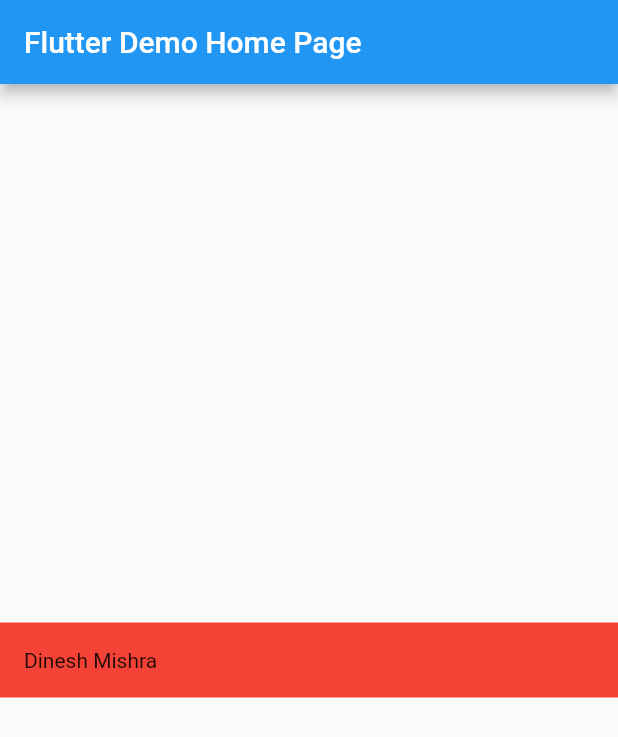
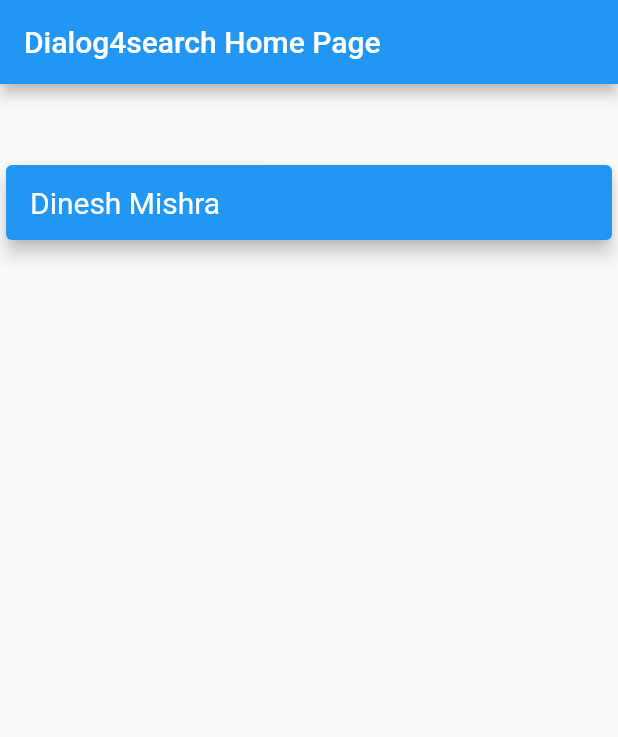
Before and after one commit to dhanrajvermaRepo/dialog4search, a Flutter app: the screen it shows after launch, on a phone screen of 412 x 824 dp. Shown: the top 737 px of the screen. Run offline on Flutter 3.47's test engine with Material 2 defaults, Android fonts, the phone set to English and light mode, and no system bars.

Commit message:
search bug fix

```diff
--- a/example/lib/main.dart
+++ b/example/lib/main.dart
@@ -10,12 +10,12 @@ class MyApp extends StatelessWidget {
   @override
   Widget build(BuildContext context) {
     return MaterialApp(
-      title: 'Flutter Demo',
+      title: 'Dialog4search',
       theme: ThemeData(
         primarySwatch: Colors.blue,
         visualDensity: VisualDensity.adaptivePlatformDensity,
       ),
-      home: MyHomePage(title: 'Flutter Demo Home Page'),
+      home: MyHomePage(title: 'Dialog4search Home Page'),
     );
   }
 }
@@ -25,11 +25,81 @@ class MyHomePage extends StatefulWidget {
 
   final String title;
 
+
   @override
   _MyHomePageState createState() => _MyHomePageState();
 }
 
 class _MyHomePageState extends State<MyHomePage> {
+  List<Person> _selectedPersons=[];
+  InputDecoration _searchBoxDecoration=InputDecoration(
+      hintText: 'Search by father or sons name',
+      contentPadding: EdgeInsets.symmetric(horizontal: 10,vertical: 0),
+      border: OutlineInputBorder(borderSide: BorderSide(color: Colors.black)),
+      filled: true,
+      hintStyle: TextStyle(fontSize: 16, color: Colors.grey));
+
+  bool _onSearch(person, value) {
+    return person.fathersName
+        .toUpperCase()
+        .contains(value.toUpperCase()) ||
+        person.name.toUpperCase().contains(value.toUpperCase());
+  }
+
+  Widget _itemBuilder(context, person) {
+    return Container(
+      color: Colors.white,
+      child: Column(
+        mainAxisSize: MainAxisSize.min,
+        crossAxisAlignment: CrossAxisAlignment.start,
+        children: [
+          Text("Person: ${person.name}"),
+          Text("Father: ${person.fathersName}"),
+        ],
+      ),
+    );
+  }
+
+  Widget _builder(context, person) {
+    return Card(
+      color: Colors.blue,
+      elevation: 5,
+      child: Container(
+        width: MediaQuery.of(context).size.width,
+        height: 50,
+        alignment: Alignment.centerLeft,
+        padding: EdgeInsets.only(left: 16),
+        child: Text("${person.name}",style: TextStyle(color: Colors.white,fontSize: 20),),
+      ),
+    );
+  }
+
+  void _onChange(persons){
+    setState(() {
+      _selectedPersons=persons;
+    });
+  }
+
+  _displaySelectedItems(){
+    return Expanded(child: ListView.separated(itemBuilder: (context,index){
+      var person=_selectedPersons[index];
+      return Container(
+        color: Colors.white,
+        padding: EdgeInsets.all(20),
+        child: Column(
+          mainAxisSize: MainAxisSize.min,
+          crossAxisAlignment: CrossAxisAlignment.start,
+          children: [
+            Text("Person: ${person.name}"),
+            Text("Father: ${person.fathersName}"),
+          ],
+        ),
+      );
+    }, separatorBuilder: (context,index){
+      return Divider();
+    }, itemCount: _selectedPersons.length));
+  }
+
   @override
   Widget build(BuildContext context) {
 
@@ -41,56 +111,36 @@ class _MyHomePageState extends State<MyHomePage> {
         child: Column(
           mainAxisAlignment: MainAxisAlignment.center,
           children: <Widget>[
+            SizedBox(height: 50,),
             Dialog4Search<Person>(
-//              multipleSelect: true,
-              searchFunction: (person, value) {
-                return person.fathersName
-                    .toUpperCase()
-                    .contains(value.toUpperCase()) ||
-                    person.name.toUpperCase().contains(value.toUpperCase());
-              },
-              itemBuilder: (context, person) {
-                return Container(
-                  color: Colors.white,
-                  child: Column(
-                    mainAxisSize: MainAxisSize.min,
-                    crossAxisAlignment: CrossAxisAlignment.start,
-                    children: [
-                      Text("Person: ${person.name}"),
-                      Text("Father: ${person.fathersName}"),
-                    ],
-                  ),
-                );
-              },
+              //uncomment the line below to change the background color of the dialog box
+              multipleSelect: true,
+              searchFunction: _onSearch,
+              itemBuilder: _itemBuilder,
               list: testData,
-              builder: (context, person) {
-                return Container(
-                  width: MediaQuery.of(context).size.width,
-                  color: Colors.red,
-                  height: 50,
-                  alignment: Alignment.centerLeft,
-                  padding: EdgeInsets.only(left: 16),
-                  child: Text("${person.name}"),
-                );
-              },
-              searchBoxDecoration: InputDecoration(
-                  hintText: 'Search Name',
-                  contentPadding: EdgeInsets.symmetric(horizontal: 10,vertical: 0),
-                  border: OutlineInputBorder(borderSide: BorderSide(color: Colors.black)),
-                  filled: true,
-                  hintStyle: TextStyle(fontSize: 16, color: Colors.grey)),
-              onChanged: (person){
-                print("${person[0].name}");
-              },
+              builder: _builder,
+              searchBoxDecoration: _searchBoxDecoration,
+              onChanged: _onChange,
               onInitialization: (person){
                 print("${person.name}");
               },
               initialValue: testData[2],
-              dialogBoxBackgroundColor: Colors.red,
+
+            //uncomment the line below to change the background color of the dialog box
+//              dialogBoxBackgroundColor: Colors.red,
+
+            // You can set your icon to show the election of your item.
+//            selectionIcon: Icon(Icons.check),
+
+            //Using dialog shape property you can change the shape of the dialog
+//            dialogShape: ,
+            //if you pass no match builder then it will be shown when item is not found in the list
+//            noMatchBuilder: ,
             ),
+            _displaySelectedItems()
           ],
         ),
-      ),// This trailing comma makes auto-formatting nicer for build methods.
+      ),
     );
   }
 }
@@ -104,7 +154,7 @@ class Person {
 var testData = [
   Person(name: 'Anuj Patel', fathersName: 'Ram Lal Patel'),
   Person(name: 'Anuj Verma', fathersName: 'Ram Lal Verma'),
-  Person(name: 'Dinesh Mishra', fathersName: 'Mangare Mishra'),
+  Person(name: 'Dinesh Mishra', fathersName: 'Mintu Mishra'),
   Person(name: 'Kapil Gupta', fathersName: 'Jhanni Lal Gupta'),
   Person(name: 'Rajpal verma', fathersName: 'Baburam verma'),
   Person(name: 'Satendra Rathod', fathersName: 'Kamlesh Rathod'),
@@ -112,14 +162,14 @@ var testData = [
   Person(name: 'Omkar kashyap', fathersName: 'Khanna kashyap'),
   Person(name: 'Sachin kumar', fathersName: 'Omkar kashyap'),
   Person(name: 'Sudheer Pandey', fathersName: 'Anchal Pandey'),
-  Person(name: 'Anuj Patel', fathersName: 'Ram Lal Patel'),
-  Person(name: 'Anuj Verma', fathersName: 'Ram Lal Verma'),
-  Person(name: 'Dinesh Mishra', fathersName: 'Mangare Mishra'),
-  Person(name: 'Kapil Gupta', fathersName: 'Jhanni Lal Gupta'),
-  Person(name: 'Rajpal verma', fathersName: 'Baburam verma'),
-  Person(name: 'Satendra Rathod', fathersName: 'Kamlesh Rathod'),
-  Person(name: 'Shuresh Kumar', fathersName: 'Tikaram verma'),
-  Person(name: 'Omkar kashyap', fathersName: 'Khanna kashyap'),
-  Person(name: 'Sachin kumar', fathersName: 'Omkar kashyap'),
-  Person(name: 'Sudheer Pandey', fathersName: 'Anchal Pandey'),
+  Person(name: 'Priya prakash', fathersName: 'Ratnesh Kumar'),
+  Person(name: 'Shipra', fathersName: 'Jayram Rajan'),
+  Person(name: 'Druv Tiwari', fathersName: 'Govind Tiwari'),
+  Person(name: 'Karnesh Baghel', fathersName: 'Karanjeet Baghel'),
+  Person(name: 'Rupesh Chauhan', fathersName: 'Rakesh Chauhan'),
+  Person(name: 'Somesh Yadav', fathersName: 'Ganesh Yadav'),
+  Person(name: 'Dashmesh Singh', fathersName: 'Tara Singh'),
+  Person(name: 'Tapshi juneja', fathersName: 'Amar juneja'),
+  Person(name: 'Nihal Jaiswal', fathersName: 'Akash'),
+  Person(name: 'Fatima ', fathersName: 'Akbar Ali'),
 ];
--- a/pubspec.yaml
+++ b/pubspec.yaml
@@ -2,7 +2,8 @@ name: dialog4search
 description: A package in which user can search for an item in a given list.
 version: 0.0.1
 author: Dhanraj Verma<dhanrajverma57@gmail.com>
-homepage: https://github.com/dhanrajvermaRepo/dialog4search/blob/master/lib/dialog4search.dart
+homepage: https://dhanrajvermarepo.github.io/
+repository: https://github.com/dhanrajvermaRepo/dialog4search/blob/master/lib/dialog4search.dart
 
 environment:
   sdk: ">=2.7.0 <3.0.0"
```
Also changed, not shown: lib/dialog4search.dart (+41 -23 lines), 4 other files.
